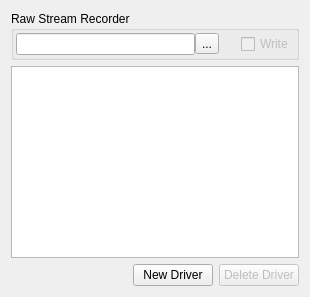
northriv/KAME, file kame/forms/drivertool.ui: the form before one commit.
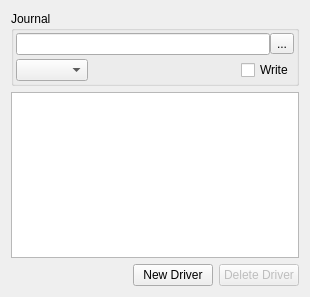
The form after the commit.

Commit message: journal: the Journal group, and a run that actually writes

Patch:
```diff
--- a/kame/forms/drivertool.ui
+++ b/kame/forms/drivertool.ui
@@ -23,9 +23,12 @@
       </sizepolicy>
      </property>
      <property name="title">
-      <string>Raw Stream Recorder</string>
+      <string>Journal</string>
      </property>
-     <layout class="QHBoxLayout" name="horizontalLayout_2">
+     <layout class="QVBoxLayout" name="verticalLayout_journal">
+      <property name="spacing">
+       <number>4</number>
+      </property>
       <property name="leftMargin">
        <number>2</number>
       </property>
@@ -39,7 +42,7 @@
        <number>2</number>
       </property>
       <item>
-       <layout class="QHBoxLayout" name="horizontalLayout">
+       <layout class="QHBoxLayout" name="horizontalLayout_journalfile">
         <property name="spacing">
          <number>0</number>
         </property>
@@ -56,30 +59,44 @@
        </layout>
       </item>
       <item>
-       <spacer name="spacer4">
-        <property name="orientation">
-         <enum>Qt::Horizontal</enum>
+       <layout class="QHBoxLayout" name="horizontalLayout_journalmode">
+        <property name="spacing">
+         <number>4</number>
         </property>
-        <property name="sizeType">
-         <enum>QSizePolicy::Fixed</enum>
-        </property>
-        <property name="sizeHint" stdset="0">
-         <size>
-          <width>16</width>
-          <height>20</height>
-         </size>
-        </property>
-       </spacer>
-      </item>
-      <item>
-       <widget class="QCheckBox" name="m_ckbBinRecWrite">
-        <property name="enabled">
-         <bool>false</bool>
-        </property>
-        <property name="text">
-         <string>Write</string>
-        </property>
-       </widget>
+        <item>
+         <widget class="QComboBox" name="m_cmbJournalMode">
+          <property name="sizePolicy">
+           <sizepolicy hsizetype="Preferred" vsizetype="Fixed">
+            <horstretch>0</horstretch>
+            <verstretch>0</verstretch>
+           </sizepolicy>
+          </property>
+         </widget>
+        </item>
+        <item>
+         <widget class="QLabel" name="m_lblJournalStats">
+          <property name="sizePolicy">
+           <sizepolicy hsizetype="Expanding" vsizetype="Fixed">
+            <horstretch>0</horstretch>
+            <verstretch>0</verstretch>
+           </sizepolicy>
+          </property>
+          <property name="alignment">
+           <set>Qt::AlignRight|Qt::AlignVCenter</set>
+          </property>
+          <property name="text">
+           <string/>
+          </property>
+         </widget>
+        </item>
+        <item>
+         <widget class="QCheckBox" name="m_ckbJournalWrite">
+          <property name="text">
+           <string>Write</string>
+          </property>
+         </widget>
+        </item>
+       </layout>
       </item>
      </layout>
     </widget>
```
Left out of the diff: 11 changed lines with no effect on the pictures. The commit also changes 9 other files.
